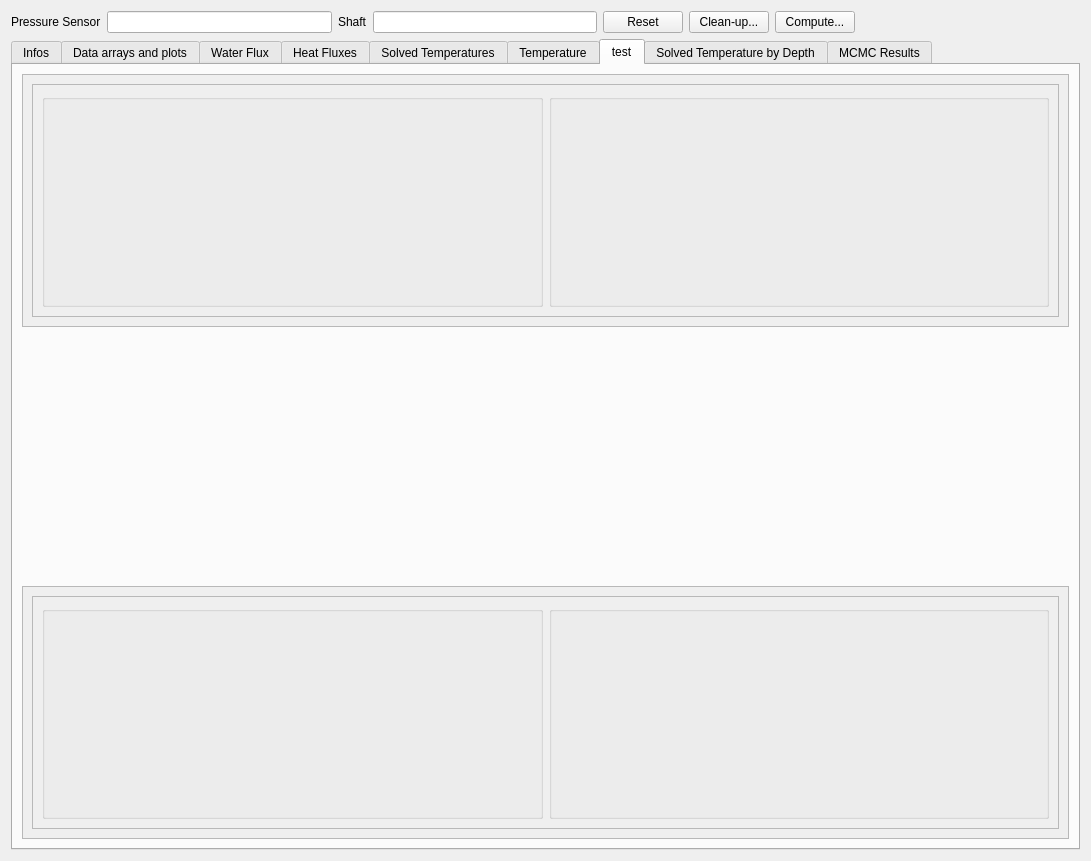
Above: Molonari_2021/ihm/molonaviz/widgetpoint.ui from GVigne/Molonari-2022 before the change. Below: the same form after it.
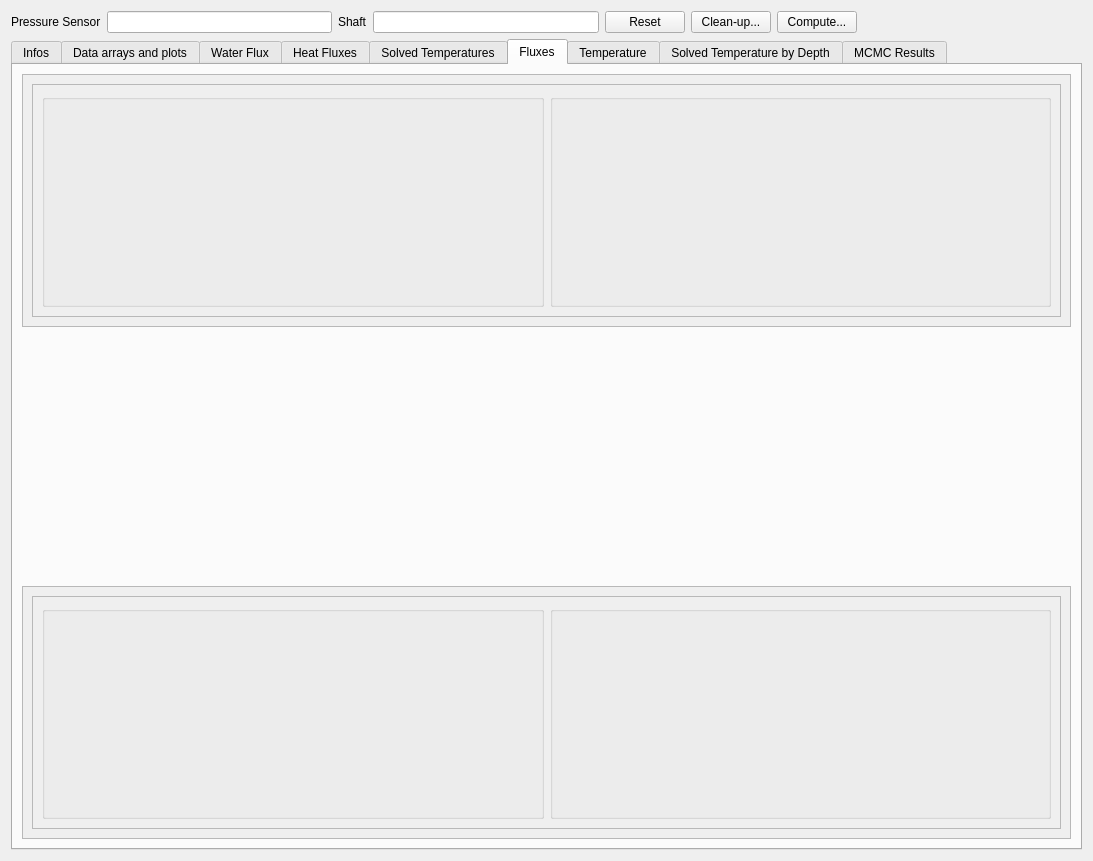
That is the form after the change.

Commit message: Add View and Model for the heat fluxes

Patch:
```diff
--- a/Molonari_2021/ihm/molonaviz/widgetpoint.ui
+++ b/Molonari_2021/ihm/molonaviz/widgetpoint.ui
@@ -6,7 +6,7 @@
    <rect>
     <x>0</x>
     <y>0</y>
-    <width>1091</width>
+    <width>1093</width>
     <height>861</height>
    </rect>
   </property>
@@ -86,7 +86,7 @@
    <item>
     <widget class="QTabWidget" name="tabWidget">
      <property name="currentIndex">
-      <number>6</number>
+      <number>5</number>
      </property>
      <widget class="QWidget" name="tabInfos">
       <attribute name="title">
@@ -510,101 +510,150 @@
        </item>
       </layout>
      </widget>
+     <widget class="QWidget" name="tabFluxes">
+      <attribute name="title">
+       <string>Fluxes</string>
+      </attribute>
+      <layout class="QVBoxLayout" name="verticalLayout_22">
+       <item>
+        <widget class="QScrollArea" name="scrollArea_11">
+         <property name="widgetResizable">
+          <bool>true</bool>
+         </property>
+         <widget class="QWidget" name="scrollAreaWidgetContents_16">
+          <property name="geometry">
+           <rect>
+            <x>0</x>
+            <y>0</y>
+            <width>1051</width>
+            <height>248</height>
+           </rect>
+          </property>
+          <layout class="QVBoxLayout" name="verticalLayout_20">
+           <item>
+            <widget class="QScrollArea" name="scrollArea_13">
+             <property name="widgetResizable">
+              <bool>true</bool>
+             </property>
+             <widget class="QWidget" name="scrollAreaWidgetContents_17">
+              <property name="geometry">
+               <rect>
+                <x>0</x>
+                <y>0</y>
+                <width>1031</width>
+                <height>228</height>
+               </rect>
+              </property>
+              <layout class="QHBoxLayout" name="horizontalLayout_18">
+               <item>
+                <widget class="QGroupBox" name="groupBox_8">
+                 <property name="title">
+                  <string/>
+                 </property>
+                 <layout class="QHBoxLayout" name="horizontalLayout_19"/>
+                </widget>
+               </item>
+               <item>
+                <widget class="QGroupBox" name="groupBoxAdvectiveFlux">
+                 <property name="contextMenuPolicy">
+                  <enum>Qt::DefaultContextMenu</enum>
+                 </property>
+                 <property name="title">
+                  <string/>
+                 </property>
+                 <property name="flat">
+                  <bool>false</bool>
+                 </property>
+                 <layout class="QHBoxLayout" name="horizontalLayout_20"/>
+                </widget>
+               </item>
+              </layout>
+             </widget>
+            </widget>
+           </item>
+          </layout>
+         </widget>
+        </widget>
+       </item>
+       <item>
+        <spacer name="verticalSpacer_3">
+         <property name="orientation">
+          <enum>Qt::Vertical</enum>
+         </property>
+         <property name="sizeHint" stdset="0">
+          <size>
+           <width>20</width>
+           <height>246</height>
+          </size>
+         </property>
+        </spacer>
+       </item>
+       <item>
+        <widget class="QScrollArea" name="scrollArea_14">
+         <property name="widgetResizable">
+          <bool>true</bool>
+         </property>
+         <widget class="QWidget" name="scrollAreaWidgetContents_18">
+          <property name="geometry">
+           <rect>
+            <x>0</x>
+            <y>0</y>
+            <width>1051</width>
+            <height>248</height>
+           </rect>
+          </property>
+          <layout class="QVBoxLayout" name="verticalLayout_21">
+           <item>
+            <widget class="QScrollArea" name="scrollArea_15">
+             <property name="widgetResizable">
+              <bool>true</bool>
+             </property>
+             <widget class="QWidget" name="scrollAreaWidgetContents_19">
+              <property name="geometry">
+               <rect>
+                <x>0</x>
+                <y>0</y>
+                <width>1031</width>
+                <height>228</height>
+               </rect>
+              </property>
+              <layout class="QHBoxLayout" name="horizontalLayout_21">
+               <item>
+                <widget class="QGroupBox" name="groupBoxTotalFlux">
+                 <property name="title">
+                  <string/>
+                 </property>
+                 <layout class="QHBoxLayout" name="horizontalLayout_22"/>
+                </widget>
+               </item>
+               <item>
+                <widget class="QGroupBox" name="groupBoxConductiveFlux">
+                 <property name="contextMenuPolicy">
+                  <enum>Qt::DefaultContextMenu</enum>
+                 </property>
+                 <property name="title">
+                  <string/>
+                 </property>
+                 <property name="flat">
+                  <bool>false</bool>
+                 </property>
+                 <layout class="QHBoxLayout" name="horizontalLayout_23"/>
+                </widget>
+               </item>
+              </layout>
+             </widget>
+            </widget>
+           </item>
+          </layout>
+         </widget>
+        </widget>
+       </item>
+      </layout>
+     </widget>
      <widget class="QWidget" name="tabTemperature">
       <attribute name="title">
        <string>Temperature</string>
       </attribute>
-      <layout class="QGridLayout" name="gridLayout">
-       <item row="0" column="0">
-        <widget class="QGroupBox" name="groupBoxFriseTempDirect_2">
-         <property name="sizePolicy">
-          <sizepolicy hsizetype="Preferred" vsizetype="MinimumExpanding">
-           <horstretch>0</horstretch>
-           <verstretch>0</verstretch>
-          </sizepolicy>
-         </property>
-         <property name="font">
-          <font>
-           <pointsize>15</pointsize>
-          </font>
-         </property>
-         <property name="title">
-          <string>Temperatures computed with given parameters</string>
-         </property>
-         <layout class="QHBoxLayout" name="horizontalLayout_7">
-          <item>
-           <layout class="QVBoxLayout" name="vboxfrisetempdirect_2"/>
-          </item>
-          <item>
-           <spacer name="horizontalSpacer_4">
-            <property name="orientation">
-             <enum>Qt::Horizontal</enum>
-            </property>
-            <property name="sizeType">
-             <enum>QSizePolicy::Minimum</enum>
-            </property>
-            <property name="sizeHint" stdset="0">
-             <size>
-              <width>40</width>
-              <height>20</height>
-             </size>
-            </property>
-           </spacer>
-          </item>
-          <item>
-           <layout class="QVBoxLayout" name="vboxsolvedtempdirect_2"/>
-          </item>
-         </layout>
-        </widget>
-       </item>
-       <item row="1" column="0">
-        <widget class="QGroupBox" name="groupBoxFriseTempDirect_3">
-         <property name="sizePolicy">
-          <sizepolicy hsizetype="Preferred" vsizetype="MinimumExpanding">
-           <horstretch>0</horstretch>
-           <verstretch>0</verstretch>
-          </sizepolicy>
-         </property>
-         <property name="font">
-          <font>
-           <pointsize>15</pointsize>
-          </font>
-         </property>
-         <property name="title">
-          <string>Temperatures computed with given parameters</string>
-         </property>
-         <layout class="QHBoxLayout" name="horizontalLayout_8">
-          <item>
-           <layout class="QVBoxLayout" name="vboxfrisetempdirect_3"/>
-          </item>
-          <item>
-           <spacer name="horizontalSpacer_5">
-            <property name="orientation">
-             <enum>Qt::Horizontal</enum>
-            </property>
-            <property name="sizeType">
-             <enum>QSizePolicy::Minimum</enum>
-            </property>
-            <property name="sizeHint" stdset="0">
-             <size>
-              <width>40</width>
-              <height>20</height>
-             </size>
-            </property>
-           </spacer>
-          </item>
-          <item>
-           <layout class="QVBoxLayout" name="vboxsolvedtempdirect_3"/>
-          </item>
-         </layout>
-        </widget>
-       </item>
-      </layout>
-     </widget>
-     <widget class="QWidget" name="tab_test">
-      <attribute name="title">
-       <string>test</string>
-      </attribute>
       <layout class="QVBoxLayout" name="verticalLayout_18">
        <item>
         <widget class="QScrollArea" name="scrollArea_7">
@@ -616,8 +665,8 @@
            <rect>
             <x>0</x>
             <y>0</y>
-            <width>1049</width>
-            <height>248</height>
+            <width>1051</width>
+            <height>250</height>
            </rect>
           </property>
           <layout class="QVBoxLayout" name="verticalLayout_16">
@@ -631,8 +680,8 @@
                <rect>
                 <x>0</x>
                 <y>0</y>
-                <width>1029</width>
-                <height>228</height>
+                <width>1031</width>
+                <height>230</height>
                </rect>
               </property>
               <layout class="QHBoxLayout" name="horizontalLayout_9">
@@ -671,6 +720,9 @@
          <property name="orientation">
           <enum>Qt::Vertical</enum>
          </property>
+         <property name="sizeType">
+          <enum>QSizePolicy::Minimum</enum>
+         </property>
          <property name="sizeHint" stdset="0">
           <size>
            <width>20</width>
@@ -689,8 +741,8 @@
            <rect>
             <x>0</x>
             <y>0</y>
-            <width>1049</width>
-            <height>248</height>
+            <width>1051</width>
+            <height>249</height>
            </rect>
           </property>
           <layout class="QVBoxLayout" name="verticalLayout_17">
@@ -704,8 +756,8 @@
                <rect>
                 <x>0</x>
                 <y>0</y>
-                <width>1029</width>
-                <height>228</height>
+                <width>1031</width>
+                <height>229</height>
                </rect>
               </property>
               <layout class="QHBoxLayout" name="horizontalLayout_10">
```
Left out of the diff: 14 changed lines with no effect on the pictures. The commit also changes 3 other files.
